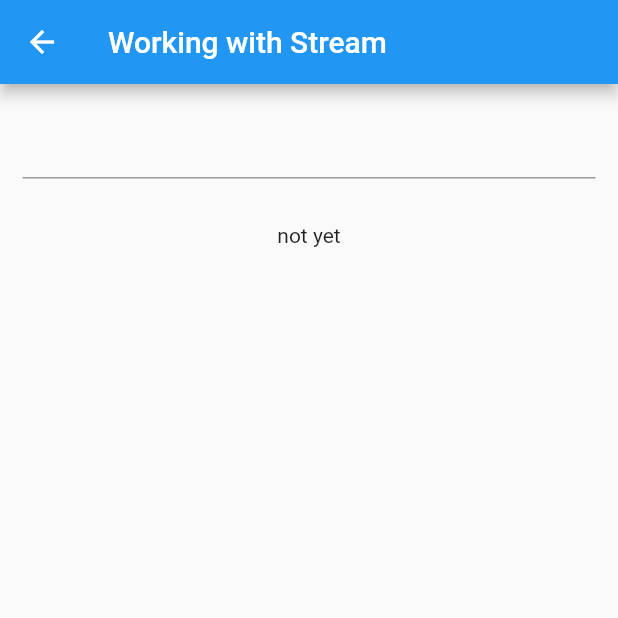
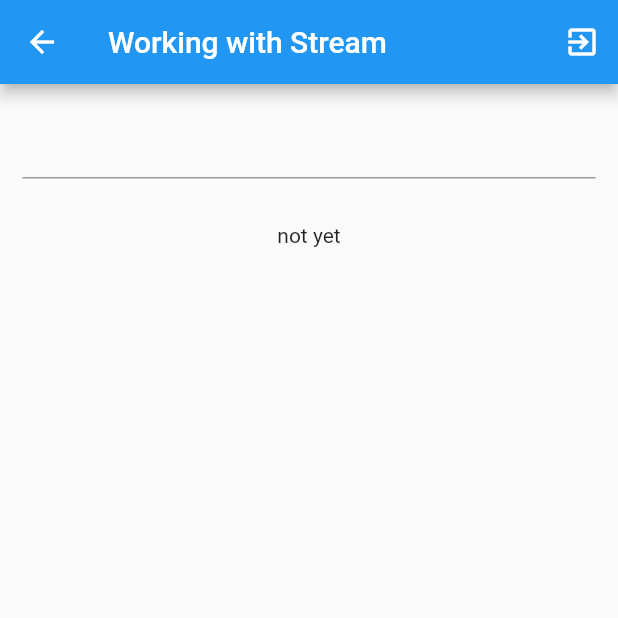
Before and after one commit to b3hzadsh/flutter-learning-section, a Flutter app: the StreamPage screen opened directly, on a phone screen of 412 x 824 dp, the top half of it. Run offline on Flutter 3.47's test engine with Material 2 defaults, Android fonts, the phone set to English and light mode, and no system bars.

Commit message:
dispose stream after quit from stream page

```diff
--- a/lib/pages/stream.dart
+++ b/lib/pages/stream.dart
@@ -1,4 +1,5 @@
 import 'package:flutter/material.dart';
+// import 'package:flutter/services.dart';
 import '../bloc/bloc.dart';
 import 'dart:async';
 
@@ -8,6 +9,14 @@ class StreamPage extends StatelessWidget {
     return Scaffold(
       appBar: AppBar(
         title: Text("Working with Stream"),
+        actions: <Widget>[
+          IconButton(
+              icon: Icon(Icons.exit_to_app),
+              onPressed: () {
+                Navigator.pop(context);
+                bloc.dispose();
+              })
+        ],
       ),
       body: streamBody(context),
     );
```
